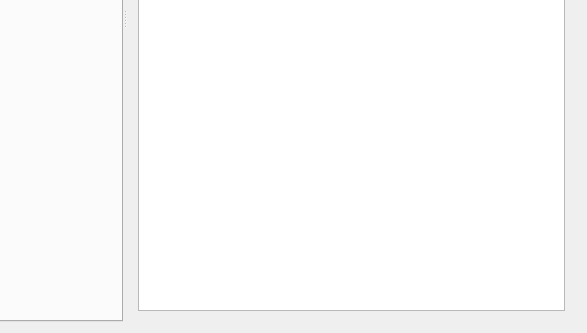
This is softprojector.ui in ge022/softprojector as Qt 5 draws it before an edit; both pictures show x 468 to 1055 and y 333 to 666 of the 1055 by 666 pixel window. The edited form follows.
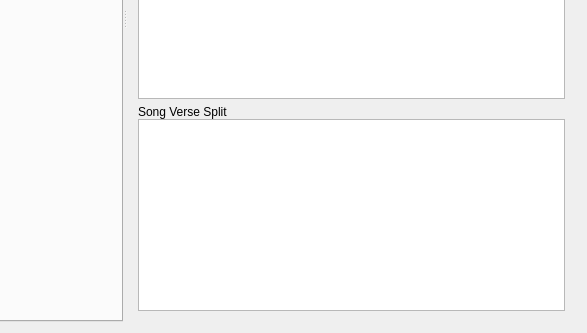
This is the edited form. Icons and pictures are not drawn.

Commit message: Song verse split into 2/3 lines for lower-third

```diff
--- a/softprojector.ui
+++ b/softprojector.ui
@@ -76,6 +76,9 @@
       </widget>
       <widget class="QWidget" name="layoutWidget1">
        <layout class="QVBoxLayout" name="verticalLayoutDisplayControls">
+        <property name="spacing">
+         <number>6</number>
+        </property>
         <item>
          <layout class="QHBoxLayout" name="horizontalLayout_2">
           <item>
@@ -193,17 +196,70 @@
         </item>
         <item>
          <widget class="QListWidget" name="listShow">
+          <property name="enabled">
+           <bool>true</bool>
+          </property>
           <property name="sizePolicy">
            <sizepolicy hsizetype="Expanding" vsizetype="MinimumExpanding">
             <horstretch>0</horstretch>
             <verstretch>0</verstretch>
            </sizepolicy>
           </property>
+          <property name="autoFillBackground">
+           <bool>false</bool>
+          </property>
           <property name="alternatingRowColors">
            <bool>false</bool>
           </property>
          </widget>
         </item>
+        <item>
+         <widget class="QWidget" name="songVerseSplitLayoutWidget" native="true">
+          <property name="sizePolicy">
+           <sizepolicy hsizetype="Preferred" vsizetype="Preferred">
+            <horstretch>0</horstretch>
+            <verstretch>0</verstretch>
+           </sizepolicy>
+          </property>
+          <layout class="QVBoxLayout" name="songVerseSplitLayout">
+           <property name="spacing">
+            <number>0</number>
+           </property>
+           <property name="leftMargin">
+            <number>0</number>
+           </property>
+           <property name="topMargin">
+            <number>0</number>
+           </property>
+           <property name="rightMargin">
+            <number>0</number>
+           </property>
+           <property name="bottomMargin">
+            <number>0</number>
+           </property>
+           <item>
+            <widget class="QLabel" name="label_2">
+             <property name="text">
+              <string>Song Verse Split</string>
+             </property>
+             <property name="margin">
+              <number>0</number>
+             </property>
+            </widget>
+           </item>
+           <item>
+            <widget class="QListWidget" name="songVerseSplitListWidget">
+             <property name="sizePolicy">
+              <sizepolicy hsizetype="Expanding" vsizetype="Preferred">
+               <horstretch>0</horstretch>
+               <verstretch>0</verstretch>
+              </sizepolicy>
+             </property>
+            </widget>
+           </item>
+          </layout>
+         </widget>
+        </item>
        </layout>
       </widget>
      </widget>
```
The commit also changes 8 other files.
